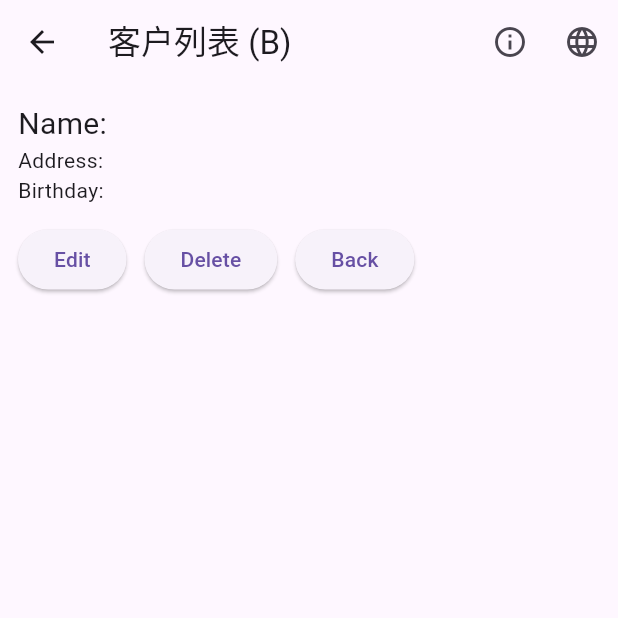
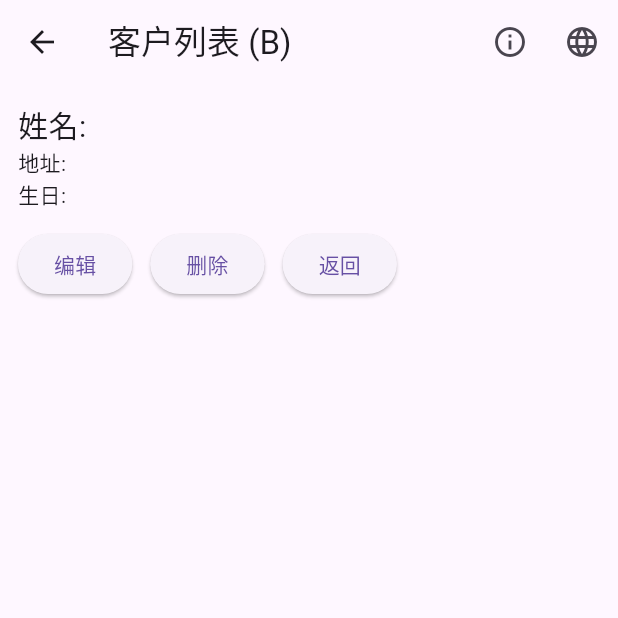
Before and after one commit to djv00/CST_2335_Final_Project, a Flutter app: the CustomerListPage screen opened directly, after a tap on "Edit", after a tap on "Update", after a tap on the "language" icon, on a phone screen of 412 x 824 dp, the top half of it. Run offline on Flutter 3.47's test engine with Material 3 defaults, Android fonts, the light colour scheme and no system bars; our stand-ins replace floor, flutter_secure_storage, sqflite; accounts and stored records are empty; generated files the repository leaves out were written again.

Commit message:
Fixed localization.

```diff
--- a/lib/pages/customer_list_page.dart
+++ b/lib/pages/customer_list_page.dart
@@ -107,7 +107,27 @@ class _CustomerListPageState extends State<CustomerListPage> {
       selectedCustomer = null;
     });
     ScaffoldMessenger.of(context)
-        .showSnackBar(SnackBar(content: Text(getText('Deleted'))));
+        .showSnackBar(SnackBar(content: Text(getText('delete'))));
+  }
+
+  void _updateCustomer() async {
+    final updated = CustomerItem(
+      selectedCustomer!.id,
+      _firstNameController.text,
+      _lastNameController.text,
+      _addressController.text,
+      _birthdayController.text,
+    );
+    await customerDao.updateCustomer(updated);
+    final refreshed = await customerDao.findAllCustomers();
+    setState(() {
+      customers = refreshed;
+      selectedCustomer = updated;
+      isEditing = false;
+    });
+    ScaffoldMessenger.of(context).showSnackBar(
+      SnackBar(content: Text(getText('update'))),
+    );
   }
 
   Widget _responsiveLayout() {
@@ -134,30 +154,30 @@ class _CustomerListPageState extends State<CustomerListPage> {
             children: [
               TextField(
                 controller: _firstNameController,
-                decoration: InputDecoration(labelText: '${getText('enter')} First Name'),
+                decoration: InputDecoration(labelText: "${getText('enter')} ${getText('fname')}"),
               ),
               TextField(
                 controller: _lastNameController,
-                decoration: InputDecoration(labelText: '${getText('enter')} Last Name'),
+                decoration: InputDecoration(labelText: "${getText('enter')} ${getText('lname')}"),
               ),
               TextField(
                 controller: _addressController,
-                decoration: InputDecoration(labelText: '${getText('enter')} Address'),
+                decoration: InputDecoration(labelText: "${getText('enter')} ${getText('address')}"),
               ),
               TextField(
                 controller: _birthdayController,
-                decoration: InputDecoration(labelText: '${getText('enter')} Birthday'),
+                decoration: InputDecoration(labelText: "${getText('enter')} ${getText('bday')}"),
               ),
               Row(
                 children: [
                   ElevatedButton(
                     onPressed: _addCustomer,
-                    child: Text(getText('Add')),
+                    child: Text(getText('add')),
                   ),
                   const SizedBox(width: 10),
                   ElevatedButton(
                     onPressed: _clearInput,
-                    child: Text(getText('Clear')), // assumes 'clear' key exists in localization
+                    child: Text(getText('clear')),
                   ),
                 ],
               ),
@@ -184,14 +204,14 @@ class _CustomerListPageState extends State<CustomerListPage> {
                       actions: [
                         TextButton(
                           onPressed: () => Navigator.pop(context),
-                          child: Text(getText('No')),
+                          child: Text(getText('cancel')),
                         ),
                         TextButton(
                           onPressed: () {
                             _deleteCustomer(customer);
                             Navigator.pop(context);
                           },
-                          child: Text(getText('Yes')),
+                          child: Text(getText('ok')),
                         ),
                       ],
                     ),
@@ -212,7 +232,7 @@ class _CustomerListPageState extends State<CustomerListPage> {
 
   Widget _buildDetailsView() {
     if (selectedCustomer == null) {
-      return const Center(child: Text('No customer selected'));
+      return Center(child: Text(getText('noCustomer')));
     }
 
     if (isEditing) {
@@ -223,45 +243,27 @@ class _CustomerListPageState extends State<CustomerListPage> {
           children: [
             TextField(
               controller: _firstNameController,
-              decoration: InputDecoration(labelText: '${getText('enter')} First Name'),
+              decoration: InputDecoration(labelText: "${getText('enter')} ${getText('fname')}"),
             ),
             TextField(
               controller: _lastNameController,
-              decoration: InputDecoration(labelText: '${getText('enter')} Last Name'),
+              decoration: InputDecoration(labelText: "${getText('enter')} ${getText('lname')}"),
             ),
             TextField(
               controller: _addressController,
-              decoration: InputDecoration(labelText: '${getText('enter')} Address'),
+              decoration: InputDecoration(labelText: "${getText('enter')} ${getText('address')}"),
             ),
             TextField(
               controller: _birthdayController,
-              decoration: InputDecoration(labelText: '${getText('enter')} Birthday'),
+              decoration: InputDecoration(labelText: "${getText('enter')} ${getText('bday')}"),
             ),
             const SizedBox(height: 12),
             Row(
               children: [
                 Expanded(
                   child: ElevatedButton(
-                    onPressed: () async {
-                      final updated = CustomerItem(
-                        selectedCustomer!.id,
-                        _firstNameController.text,
-                        _lastNameController.text,
-                        _addressController.text,
-                        _birthdayController.text,
-                      );
-                      await customerDao.updateCustomer(updated);
-                      final refreshed = await customerDao.findAllCustomers();
-                      setState(() {
-                        customers = refreshed;
-                        selectedCustomer = updated;
-                        isEditing = false;
-                      });
-                      ScaffoldMessenger.of(context).showSnackBar(
-                        SnackBar(content: Text(getText('Updated'))),
-                      );
-                    },
-                    child: Text(getText('Update')),
+                    onPressed: _updateCustomer,
+                    child: Text(getText('update')),
                   ),
                 ),
                 const SizedBox(width: 8),
@@ -272,7 +274,7 @@ class _CustomerListPageState extends State<CustomerListPage> {
                         isEditing = false;
                       });
                     },
-                    child: Text(getText('Cancel')),
+                    child: Text(getText('cancel')),
                   ),
                 ),
               ],
@@ -287,10 +289,10 @@ class _CustomerListPageState extends State<CustomerListPage> {
         child: Column(
           crossAxisAlignment: CrossAxisAlignment.start,
           children: [
-            Text("Name: ${selectedCustomer!.firstName} ${selectedCustomer!.lastName}",
+            Text("${getText('name')}: ${selectedCustomer!.firstName} ${selectedCustomer!.lastName}",
                 style: const TextStyle(fontSize: 20)),
-            Text("Address: ${selectedCustomer!.address}"),
-            Text("Birthday: ${selectedCustomer!.birthday}"),
+            Text("${getText('address')}: ${selectedCustomer!.address}"),
+            Text("${getText('bday')}: ${selectedCustomer!.birthday}"),
             const SizedBox(height: 12),
             Row(
               children: [
@@ -304,12 +306,12 @@ class _CustomerListPageState extends State<CustomerListPage> {
                       _birthdayController.text = selectedCustomer!.birthday;
                     });
                   },
-                  child: Text(getText('Edit')),
+                  child: Text(getText('edit')),
                 ),
                 const SizedBox(width: 12),
                 ElevatedButton(
                   onPressed: () => _deleteCustomer(selectedCustomer!),
-                  child: Text(getText('Delete')),
+                  child: Text(getText('delete')),
                 ),
                 const SizedBox(width: 12),
                 ElevatedButton(
@@ -320,7 +322,7 @@ class _CustomerListPageState extends State<CustomerListPage> {
                       _clearInput();
                     });
                   },
-                  child: Text(getText('Back')),
+                  child: Text(getText('back')),
                 ),
               ],
             ),
--- a/lib/utils/localization.dart
+++ b/lib/utils/localization.dart
@@ -26,6 +26,17 @@ Map<String, Map<String, String>> localizedStrings = {
     'confirmDeletion': 'Confirm Deletion',
     'ok': 'OK',
     'enter': 'Please enter',
+    'clear': 'Clear',
+    'cancel': 'Cancel',
+    'noCustomer': 'No customer is selected',
+    'fname': 'First Name',
+    'lname': 'Last Name',
+    'address': 'Address',
+    'bday': 'Birthday',
+    'name': 'Name',
+    'update': 'Update',
+    'edit': 'Edit',
+    'back': 'Back',
   },
   'zh': {
     'appTitle': '图形界面编程',
@@ -40,6 +51,17 @@ Map<String, Map<String, String>> localizedStrings = {
     'confirmDeletion': '确认删除',
     'ok': '确定',
     'enter': '请输入',
+    'clear': '清除内容',
+    'cancel': '取消',
+    'noCustomer': '无客户',
+    'fname': '名',
+    'lname': '姓',
+    'address': '地址',
+    'bday': '生日',
+    'name': '姓名',
+    'update': '更新',
+    'edit': '编辑',
+    'back': '返回',
   }
 };
 
```
Also changed, not shown: 5 other files.
